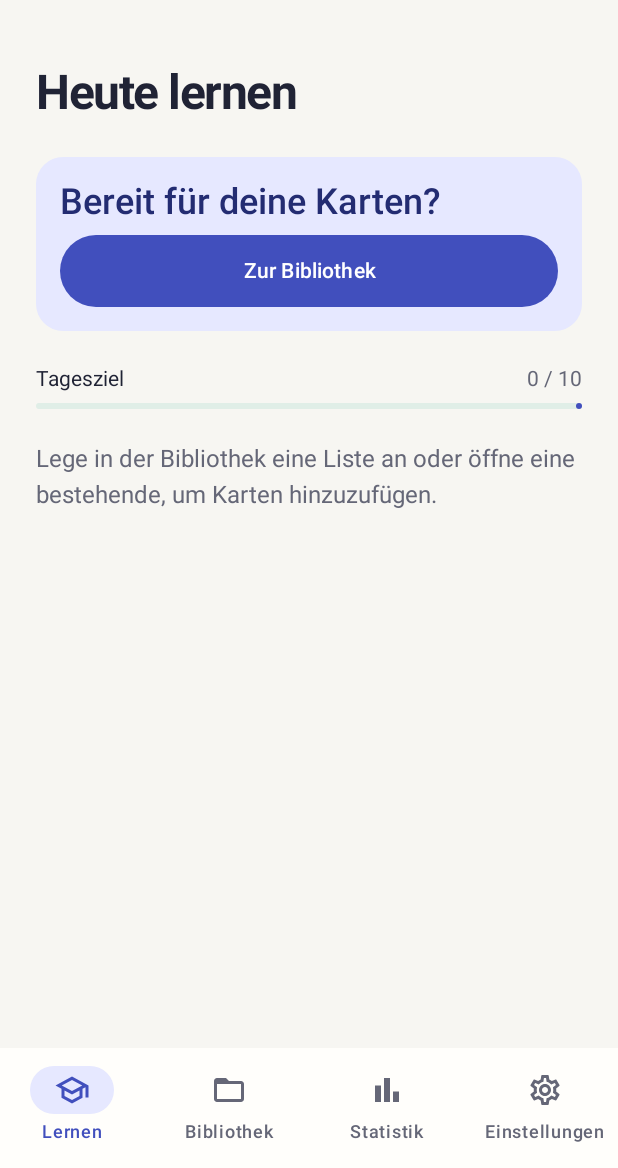
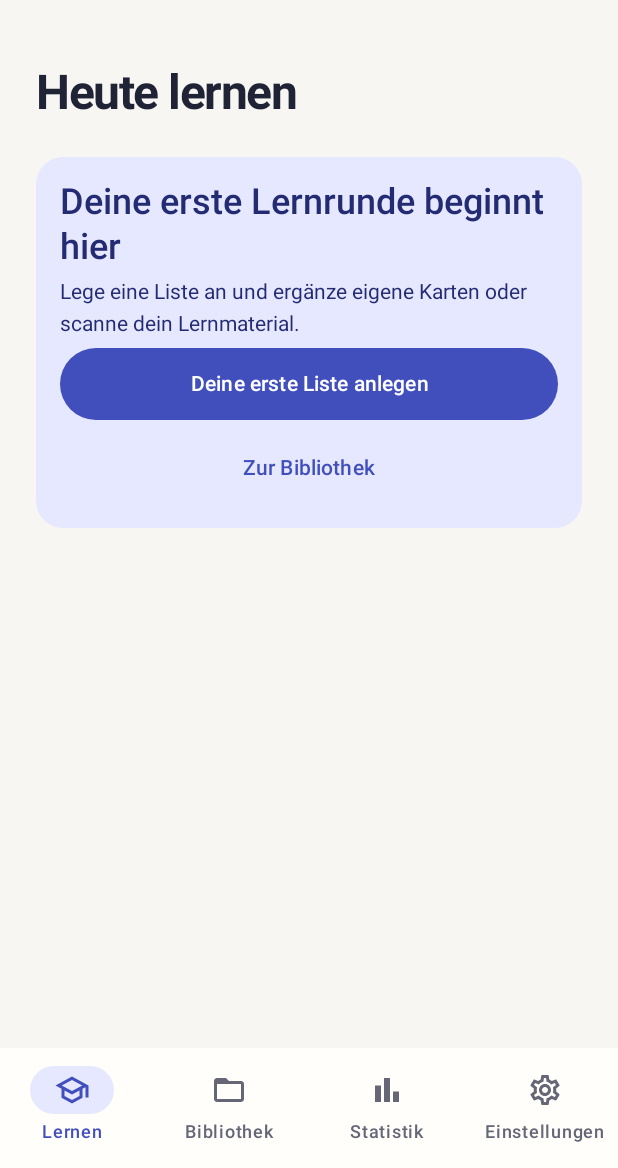
Before and after one commit to KingMezzo/vocabScan, an Android app built with Jetpack Compose: the screen it shows after launch (MainActivity), after a tap on "Überspringen", on a phone screen of 412 x 824 dp, the part 68-1236 px from its top. Run offline under Robolectric (Android 15) with nearby library versions, the phone set to English and light mode, and no system bars; our stand-ins replace Room's generated code; libraries missing offline, so code that uses them is left out: com.google.mlkit.vision, kotlinx.coroutines.tasks; 1 statement that could not run was skipped; 1 other tap on this screen came first.

Commit message:
Improve learning home with clear rounds, daily goal and onboarding states

```diff
--- a/app/src/main/java/de/vocabscan/ui/LearnScreen.kt
+++ b/app/src/main/java/de/vocabscan/ui/LearnScreen.kt
@@ -4,9 +4,9 @@ import androidx.compose.foundation.layout.*
 import androidx.compose.foundation.rememberScrollState
 import androidx.compose.foundation.verticalScroll
 import androidx.compose.material.icons.Icons
-import androidx.compose.material.icons.outlined.MoreVert
+import androidx.compose.material.icons.outlined.CheckCircle
 import androidx.compose.material3.*
-import androidx.compose.runtime.*
+import androidx.compose.runtime.Composable
 import androidx.compose.ui.Alignment
 import androidx.compose.ui.Modifier
 import androidx.compose.ui.semantics.heading
@@ -15,61 +15,84 @@ import androidx.compose.ui.semantics.stateDescription
 import androidx.compose.ui.tooling.preview.Preview
 import androidx.compose.ui.text.style.TextAlign
 import androidx.compose.ui.unit.dp
+import java.time.Instant
+import java.time.ZoneId
+import java.time.format.DateTimeFormatter
+import java.util.Locale
 
 @Composable
 fun LearnScreen(
     roundSize: Int, hasWords: Boolean, busy: Boolean, todayReviews: Int, dailyGoal: Int,
     onLearn: () -> Unit, onCustomize: () -> Unit, onLibrary: () -> Unit,
+    onCreate: () -> Unit = onLibrary, loading: Boolean = false, failed: Boolean = false,
+    onRetry: () -> Unit = {}, nextReviewAt: Long? = null, now: Long = System.currentTimeMillis(),
 ) {
-    var menuOpen by remember { mutableStateOf(false) }
     Column(Modifier.fillMaxSize().verticalScroll(rememberScrollState()).padding(24.dp),
         verticalArrangement = Arrangement.spacedBy(24.dp)) {
         Text("Heute lernen", style = MaterialTheme.typography.headlineLarge,
             modifier = Modifier.semantics { heading() })
+        if (loading) {
+            Row(verticalAlignment = Alignment.CenterVertically, horizontalArrangement = Arrangement.spacedBy(16.dp)) {
+                CircularProgressIndicator(Modifier.size(24.dp))
+                Text("Deine Lernrunde wird vorbereitet …")
+            }
+            return@Column
+        }
+        if (failed) {
+            EmptyStatePanel("Lernrunde konnte nicht geladen werden", "Versuche es noch einmal.", "Erneut versuchen", onRetry)
+            return@Column
+        }
         Card(colors = CardDefaults.cardColors(containerColor = MaterialTheme.colorScheme.primaryContainer),
             modifier = Modifier.fillMaxWidth()) {
             Column(Modifier.padding(16.dp), verticalArrangement = Arrangement.spacedBy(8.dp)) {
-                Row(Modifier.fillMaxWidth(), verticalAlignment = Alignment.CenterVertically) {
-                    Text(when {
-                        roundSize > 0 -> "$roundSize ${if (roundSize == 1) "Karte fällig" else "Karten fällig"}"
-                        hasWords -> "Nichts fällig"
-                        else -> "Bereit für deine Karten?"
-                    }, style = MaterialTheme.typography.headlineSmall, modifier = Modifier.weight(1f))
-                    if (hasWords) Box {
-                        IconButton(onClick = { menuOpen = true }, enabled = !busy) {
-                            Icon(Icons.Outlined.MoreVert, "Lernoptionen")
-                        }
-                        DropdownMenu(expanded = menuOpen, onDismissRequest = { menuOpen = false }) {
-                            DropdownMenuItem(text = { Text("Lernrunde anpassen") },
-                                onClick = { menuOpen = false; onCustomize() })
-                        }
-                    }
-                }
-                Button(onClick = if (roundSize > 0) onLearn else if (hasWords) onCustomize else onLibrary,
+                Text(when {
+                    roundSize > 0 -> "Deine nächste Runde"
+                    hasWords -> "Für jetzt ist alles erledigt"
+                    else -> "Deine erste Lernrunde beginnt hier"
+                }, style = MaterialTheme.typography.headlineSmall)
+                Text(when {
+                    roundSize > 0 -> "$roundSize ${if (roundSize == 1) "Karte" else "Karten"} · aus deinen aktiven Listen"
+                    hasWords -> nextReviewAt?.let { nextReviewLabel(it, now) }
+                        ?: "Aktuell sind keine Wiederholungen fällig. Du kannst trotzdem weiter üben."
+                    else -> "Lege eine Liste an und ergänze eigene Karten oder scanne dein Lernmaterial."
+                }, style = MaterialTheme.typography.bodyMedium)
+                Button(onClick = if (roundSize > 0) onLearn else if (hasWords) onCustomize else onCreate,
                     contentPadding = PaddingValues(horizontal = 16.dp, vertical = 8.dp),
                     enabled = !busy, modifier = Modifier.fillMaxWidth().heightIn(min = 48.dp)) {
-                    Text(if (roundSize > 0) "Jetzt lernen" else if (hasWords) "Frei üben" else "Zur Bibliothek",
+                    Text(if (roundSize > 0) "Jetzt lernen" else if (hasWords) "Übungsrunde zusammenstellen" else "Deine erste Liste anlegen",
                         modifier = Modifier.weight(1f), textAlign = TextAlign.Center)
                 }
+                if (roundSize > 0) TextButton(onClick = onCustomize, enabled = !busy,
+                    modifier = Modifier.fillMaxWidth().heightIn(min = 48.dp)) { Text("Runde anpassen") }
+                if (!hasWords) TextButton(onClick = onLibrary, enabled = !busy,
+                    modifier = Modifier.fillMaxWidth().heightIn(min = 48.dp)) { Text("Zur Bibliothek") }
             }
         }
-        Column(verticalArrangement = Arrangement.spacedBy(8.dp)) {
-            Row(Modifier.fillMaxWidth(), horizontalArrangement = Arrangement.SpaceBetween) {
-                Text("Tagesziel", style = MaterialTheme.typography.bodyMedium)
-                Text("$todayReviews / $dailyGoal", style = MaterialTheme.typography.bodyMedium,
-                    color = MaterialTheme.colorScheme.onSurfaceVariant)
+        if (hasWords) Column(verticalArrangement = Arrangement.spacedBy(8.dp)) {
+            Row(verticalAlignment = Alignment.CenterVertically, horizontalArrangement = Arrangement.spacedBy(8.dp)) {
+                if (todayReviews >= dailyGoal) Icon(Icons.Outlined.CheckCircle, null, tint = MaterialTheme.colorScheme.primary)
+                Text(if (todayReviews >= dailyGoal) "Tagesziel erreicht" else "Dein Tagesziel",
+                    style = MaterialTheme.typography.titleMedium)
             }
+            Text("Heute $todayReviews von $dailyGoal Wiederholungen", style = MaterialTheme.typography.bodyMedium,
+                color = MaterialTheme.colorScheme.onSurfaceVariant)
             LinearProgressIndicator(progress = { (todayReviews.toFloat() / dailyGoal.coerceAtLeast(1)).coerceIn(0f, 1f) },
                 modifier = Modifier.fillMaxWidth().semantics {
                     stateDescription = "$todayReviews von $dailyGoal Wiederholungen" +
                         if (todayReviews >= dailyGoal) ", Tagesziel erreicht" else ""
                 })
         }
-        Text(when {
-            roundSize > 0 -> "Eine kurze Runde reicht für den nächsten Schritt. Deine Listen findest du in der Bibliothek."
-            hasWords -> "Gut gemacht. Deine Karten kommen wieder, sobald die nächste Wiederholung ansteht."
-            else -> "Lege in der Bibliothek eine Liste an oder öffne eine bestehende, um Karten hinzuzufügen."
-        }, style = MaterialTheme.typography.bodyLarge, color = MaterialTheme.colorScheme.onSurfaceVariant)
+    }
+}
+
+internal fun nextReviewLabel(at: Long, now: Long, zone: ZoneId = ZoneId.systemDefault()): String {
+    val next = Instant.ofEpochMilli(at).atZone(zone)
+    val today = Instant.ofEpochMilli(now).atZone(zone).toLocalDate()
+    val time = next.format(DateTimeFormatter.ofPattern("HH:mm", Locale.GERMAN))
+    return when (next.toLocalDate()) {
+        today -> "Nächste Wiederholung heute um $time Uhr."
+        today.plusDays(1) -> "Nächste Wiederholung morgen um $time Uhr."
+        else -> "Nächste Wiederholung am ${next.format(DateTimeFormatter.ofPattern("dd.MM.yyyy", Locale.GERMAN))} um $time Uhr."
     }
 }
 
@@ -96,3 +119,12 @@ private fun LearnDoneDarkPreview() = VocabTheme(ThemeMode.DARK) {
 private fun LearnLargeFontPreview() = VocabTheme(ThemeMode.LIGHT) {
     LearnScreen(10, true, false, 3, 10, {}, {}, {})
 }
+
+@Preview(name = "Lernen · Laden", showBackground = true)
+@Composable private fun LearnLoadingPreview() = VocabTheme(ThemeMode.LIGHT) {
+    LearnScreen(0, false, false, 0, 10, {}, {}, {}, loading = true)
+}
+@Preview(name = "Lernen · Fehler", showBackground = true)
+@Composable private fun LearnErrorPreview() = VocabTheme(ThemeMode.DARK) {
+    LearnScreen(0, false, false, 0, 10, {}, {}, {}, failed = true)
+}
--- a/app/src/main/java/de/vocabscan/ui/VocabApp.kt
+++ b/app/src/main/java/de/vocabscan/ui/VocabApp.kt
@@ -672,10 +672,20 @@ fun VocabApp(model: VocabViewModel, themeMode: ThemeMode, onThemeChange: (ThemeM
                         LearningStatsCalculator.calculate(decks, progress, reviewLogs, dayTick, ZoneId.systemDefault())
                     }
                     val dueCount = remember(decks, progress, dayTick) {
-                        StudyPlanner.candidates(StudyData(decks, progress), StudyOptions(), System.currentTimeMillis()).size
+                        StudyPlanner.candidates(StudyData(decks, progress), StudyOptions(), dayTick).size
+                    }
+                    val nextReviewAt = remember(decks, progress, dayTick) {
+                        val activeIds = decks.filterNot { it.deck.isArchived }.flatMap { it.words }.map { it.id }.toSet()
+                        progress.filter { it.wordId in activeIds && it.dueAt > dayTick }.minOfOrNull { it.dueAt }
                     }
                     LearnScreen(roundSize = minOf(10, dueCount),
                         hasWords = decks.any { !it.deck.isArchived && it.words.isNotEmpty() },
+                        loading = libraryContents.loading, failed = libraryContents.failed, onRetry = model::retryLibrary,
+                        nextReviewAt = nextReviewAt, now = dayTick,
+                        onCreate = {
+                            currentTab = MainTab.LIBRARY; libraryArchived = false; libraryFolderId = null
+                            showDeckDialog = true
+                        },
                         busy = locked, todayReviews = stats.today, dailyGoal = dailyGoal,
                         onLearn = { model.startStudy(StudyOptions(limit = 10), preferredMode) },
                         onLibrary = { currentTab = MainTab.LIBRARY },
```
Also changed, not shown: 4 other files.
